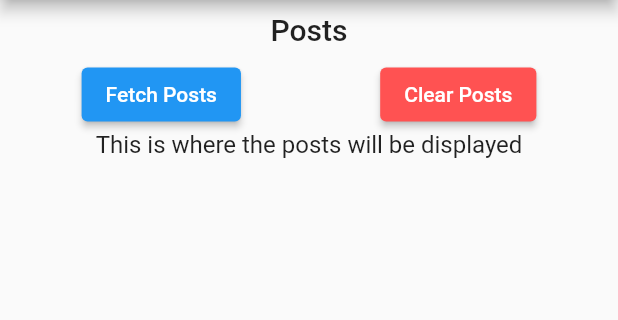
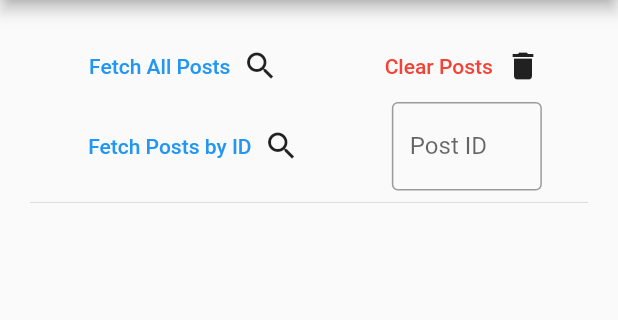
Before and after one commit to natanielthegrey/flutter-http-integration, a Flutter app: the screen it shows after launch, on a phone screen of 412 x 824 dp, the part 84-404 px from its top. Run offline on Flutter 3.47's test engine with Material 2 defaults, Android fonts, the light colour scheme and no system bars.

Commit message:
feat: search single post

```diff
--- a/lib/api/request.dart
+++ b/lib/api/request.dart
@@ -17,11 +17,11 @@ class Requests {
     }
   }
 
-  static Future<dynamic> getPost(int id) async {
+  static Future<Post> getPost(int id) async {
     final String url = '${ApiConstants.BASE_URL}${ApiConstants.POSTS}/$id';
     final response = await http.get(Uri.parse(url));
     if (response.statusCode == 200) {
-      return json.decode(response.body);
+      return Post.fromJson(json.decode(response.body));
     } else {
       throw Exception('Failed to load post');
     }
--- a/lib/main.dart
+++ b/lib/main.dart
@@ -30,16 +30,15 @@
 }
 
 class _MyHomePageState extends State<MyHomePage> {
-
   @override
   Widget build(BuildContext context) {
     return Scaffold(
       appBar: AppBar(
         title: Text(widget.title),
       ),
-      body: Center(
-        child: Posts(),
-      ),
- );
+      body: GestureDetector(
+        onTap: () => FocusManager.instance.primaryFocus?.unfocus(),
+        child: Posts()),
+    );
   }
 }
--- a/lib/screens/posts.dart
+++ b/lib/screens/posts.dart
@@ -11,6 +11,8 @@ class Posts extends StatefulWidget {
 }
 
 class _PostsState extends State<Posts> {
+  final postIdController = TextEditingController();
+
   List<Post> _posts = [];
 
   void _fetchPosts() {
@@ -21,44 +23,97 @@ class _PostsState extends State<Posts> {
     });
   }
 
+  void _fetchPost() {
+    Requests.getPost(int.parse(postIdController.text)).then((post) {
+      setState(() {
+        _posts = [post];
+      });
+    });
+  }
+
   @override
   Widget build(BuildContext context) {
     return Container(
-      width: double.infinity,
-      padding: const EdgeInsets.all(8.0),
+      padding: EdgeInsets.all(20),
+      alignment: Alignment.topCenter,
       child: Column(
         children: [
-          Text('Posts', style: Theme.of(context).textTheme.headline6),
-          const SizedBox(height: 8),
           Row(
             mainAxisAlignment: MainAxisAlignment.spaceAround,
             children: [
-              ElevatedButton(
-                  onPressed: _fetchPosts, child: const Text('Fetch Posts')),
-              ElevatedButton(
-                  style: ButtonStyle(
-                      backgroundColor:
-                          MaterialStateProperty.all(Colors.redAccent)),
-                  onPressed: () => setState(() {
-                        _posts = [];
+              Row(
+                children: [
+                  TextButton(
+                      child: Text('Fetch All Posts'), onPressed: _fetchPosts),
+                  Icon(Icons.search),
+                ],
+              ),
+              Row(
+                children: [
+                  TextButton(
+                      child: Text(
+                        'Clear Posts',
+                        style: TextStyle(
+                          color: Colors.red,
+                        ),
+                      ),
+                      onPressed: () {
+                        setState(() {
+                          _posts = [];
+                        });
                       }),
-                  child: const Text('Clear Posts')),
+                  Icon(Icons.delete),
+                ],
+              ),
             ],
           ),
-          Text('This is where the posts will be displayed',
-              style: Theme.of(context).textTheme.subtitle1),
+          Row(
+            mainAxisAlignment: MainAxisAlignment.spaceAround,
+            children: [
+              Row(
+                children: [
+                  TextButton(
+                      child: Text('Fetch Posts by ID'), onPressed: _fetchPost),
+                  Icon(Icons.search),
+                ],
+              ),
+              Row(
+                children: [
+                  Container(
+                    width: 100,
+                    child: TextField(
+                      controller: postIdController,
+                      keyboardType: TextInputType.number,
+                      decoration: InputDecoration(
+                        border: OutlineInputBorder(),
+                        labelText: 'Post ID',
+                      ),
+                    ),
+                  )
+                ],
+              ),
+            ],
+          ),
+          Divider(),
           Expanded(
             child: ListView.builder(
+              padding: EdgeInsets.all(10),
               itemCount: _posts.length,
               itemBuilder: (context, index) {
-                return ListTile(
-                  contentPadding: EdgeInsets.all(8.0),
-                  title: Text(_posts[index].title,
+                return Card(
+                  child: ListTile(
+                    onTap: null,
+                    title: Text(
+                      _posts[index].title,
                       style: TextStyle(
-                          color: Theme.of(context).colorScheme.secondary),
-                      textAlign: TextAlign.center),
-                  subtitle: Text(_posts[index].body,
-                      style: Theme.of(context).textTheme.bodyText2),
+                        fontWeight: FontWeight.bold,
+                      ),
+                      textAlign: TextAlign.center,
+                    ),
+                    subtitle: Text(_posts[index].body),
+
+                  ),
+
                 );
               },
             ),
```
Also changed, not shown: lib/screens/post_edit.dart (added), 1 other file.
